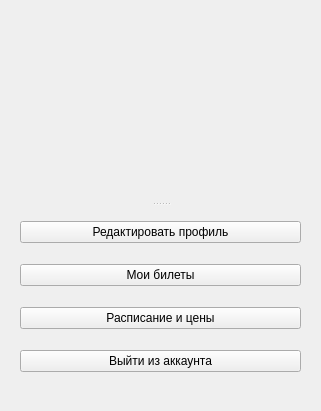
Above: data/etc/Profile.ui from Substance-live/Train_application before the change. Below: the same form after it.
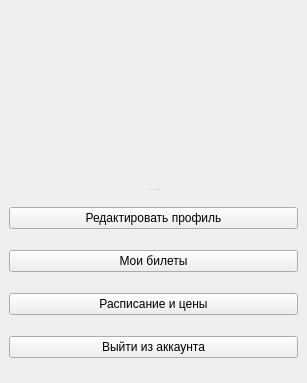
That is the form after the change. Icons and pictures are not drawn.

```diff
--- a/data/etc/Profile.ui
+++ b/data/etc/Profile.ui
@@ -6,23 +6,17 @@
    <rect>
     <x>0</x>
     <y>0</y>
-    <width>321</width>
-    <height>411</height>
+    <width>307</width>
+    <height>383</height>
    </rect>
   </property>
   <property name="windowTitle">
    <string>Profile</string>
   </property>
   <widget class="QWidget" name="centralwidget">
+   <layout class="QGridLayout" name="gridLayout">
+    <item row="0" column="0">
    <widget class="QSplitter" name="splitter">
-    <property name="geometry">
-     <rect>
-      <x>20</x>
-      <y>20</y>
-      <width>281</width>
-      <height>371</height>
-     </rect>
-    </property>
     <property name="orientation">
      <enum>Qt::Orientation::Vertical</enum>
     </property>
@@ -143,6 +137,8 @@
      </layout>
     </widget>
    </widget>
+    </item>
+   </layout>
   </widget>
  </widget>
  <resources>
```
Lines whose indentation alone changed are shown as unchanged.
